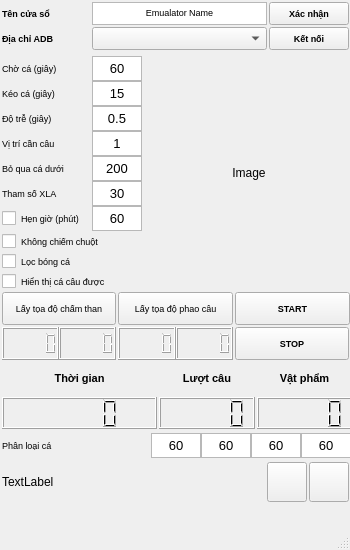
Old version of the form qt_designer/UiMainWindow.ui in the repository hung-hust-97/NTH-Auto-Game.
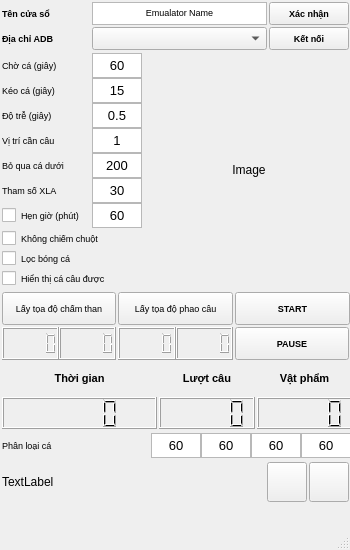
New version of the form.

Patch:
```diff
--- a/qt_designer/UiMainWindow.ui
+++ b/qt_designer/UiMainWindow.ui
@@ -360,7 +360,7 @@
       <x>0</x>
       <y>50</y>
       <width>351</width>
-      <height>247</height>
+      <height>241</height>
      </rect>
     </property>
     <layout class="QGridLayout" name="row2" rowstretch="0,0" columnstretch="0,0">
@@ -1129,7 +1129,7 @@
         </font>
        </property>
        <property name="text">
-        <string>STOP</string>
+        <string>PAUSE</string>
        </property>
       </widget>
      </item>
```
Left out of the diff: 2 changed lines with no effect on the pictures.
